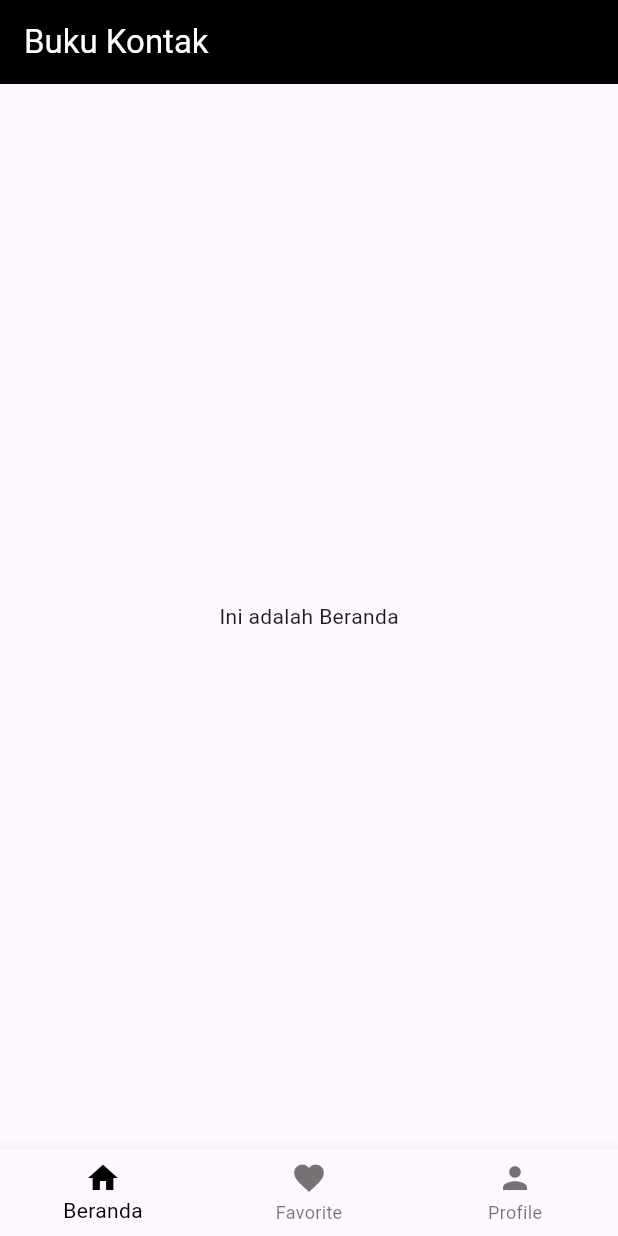
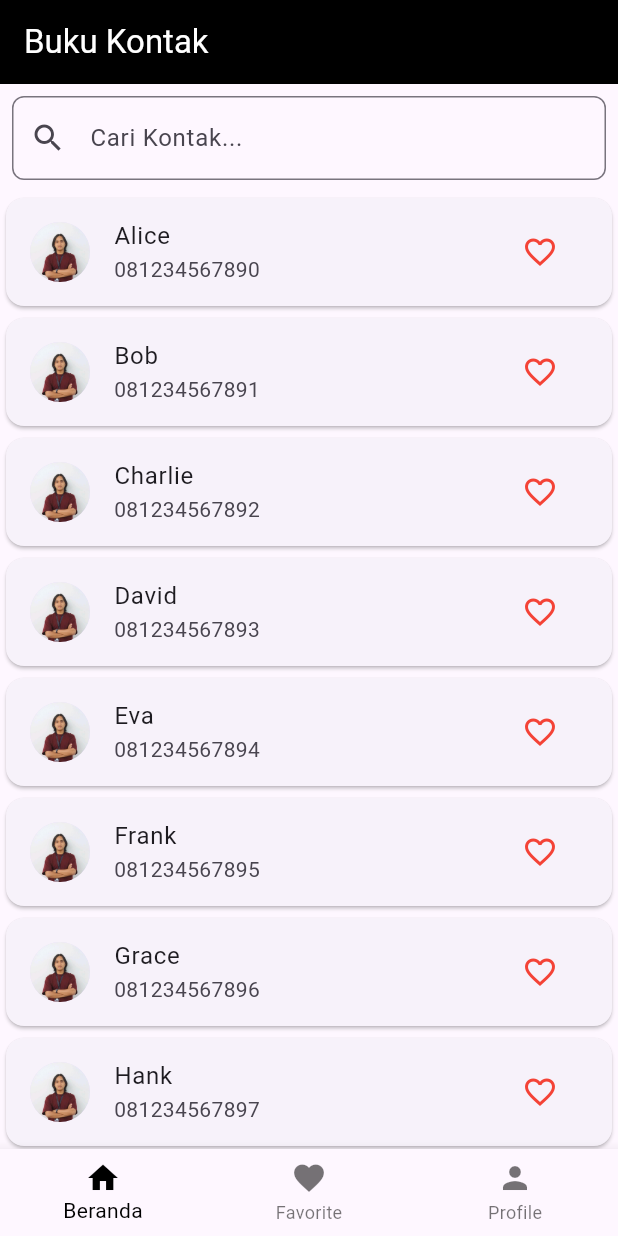
Before and after one commit to sarifht/project_flutter_pemula, a Flutter app: the screen it shows after launch, on a phone screen of 412 x 824 dp. Run offline on Flutter 3.47's test engine with Material 3 defaults, Android fonts, the phone set to English and light mode, and no system bars.

Commit message:
add daftar contact, detail contact dan halaman favorite yang masih belum berfungsi

```diff
--- /dev/null
+++ b/lib/list_contact.dart
@@ -0,0 +1,114 @@
+import 'package:flutter/material.dart';
+import 'detail_contact.dart';
+
+class ListContactPage extends StatefulWidget {
+  const ListContactPage({super.key});
+
+  @override
+  _ListContactPageState createState() => _ListContactPageState();
+}
+
+class _ListContactPageState extends State<ListContactPage> {
+  List<Map<String, String>> contacts = [
+    {"name": "Alice", "phone": "081234567890", "image": "images/profile.png"},
+    {"name": "Bob", "phone": "081234567891", "image": "images/profile.png"},
+    {"name": "Charlie", "phone": "081234567892", "image": "images/profile.png"},
+    {"name": "David", "phone": "081234567893", "image": "images/profile.png"},
+    {"name": "Eva", "phone": "081234567894", "image": "images/profile.png"},
+    {"name": "Frank", "phone": "081234567895", "image": "images/profile.png"},
+    {"name": "Grace", "phone": "081234567896", "image": "images/profile.png"},
+    {"name": "Hank", "phone": "081234567897", "image": "images/profile.png"},
+    {"name": "Ivy", "phone": "081234567898", "image": "images/profile.png"},
+    {"name": "Jack", "phone": "081234567899", "image": "images/profile.png"},
+    {"name": "Kate", "phone": "081234567800", "image": "images/profile.png"},
+    {"name": "Leo", "phone": "081234567801", "image": "images/profile.png"},
+    {"name": "Mia", "phone": "081234567802", "image": "images/profile.png"},
+    {"name": "Nina", "phone": "081234567803", "image": "images/profile.png"},
+    {"name": "Oscar", "phone": "081234567804", "image": "images/profile.png"},
+  ];
+
+  List<Map<String, String>> filteredContacts = [];
+
+  @override
+  void initState() {
+    super.initState();
+    filteredContacts = contacts; // Mulai dengan semua kontak
+  }
+
+  // Fungsi untuk mengupdate daftar kontak berdasarkan pencarian
+  void _filterContacts(String query) {
+    setState(() {
+      if (query.isEmpty) {
+        filteredContacts = contacts; // Tampilkan semua jika kosong
+      } else {
+        filteredContacts = contacts
+            .where((contact) =>
+                contact['name']!.toLowerCase().contains(query.toLowerCase()) ||
+                contact['phone']!.contains(query))
+            .toList();
+      }
+    });
+  }
+
+  @override
+  Widget build(BuildContext context) {
+    return Column(
+      children: [
+        // Input Pencarian
+        Padding(
+          padding: const EdgeInsets.all(8.0),
+          child: TextField(
+            onChanged:
+                _filterContacts, // Panggil fungsi filter saat input berubah
+            decoration: const InputDecoration(
+              hintText: 'Cari Kontak...',
+              prefixIcon: Icon(Icons.search),
+              border: OutlineInputBorder(
+                borderRadius: BorderRadius.all(Radius.circular(8.0)),
+              ),
+            ),
+          ),
+        ),
+        // Daftar Kontak
+        Expanded(
+          child: ListView.builder(
+            itemCount: filteredContacts.length,
+            itemBuilder: (context, index) {
+              final contact = filteredContacts[index];
+              return Card(
+                child: ListTile(
+                  leading: CircleAvatar(
+                    backgroundImage: AssetImage(contact['image']!),
+                  ),
+                  title: Text(contact['name']!),
+                  subtitle: Text(contact['phone']!),
+                  trailing: IconButton(
+                    icon: Icon(
+                      Icons.favorite_border,
+                      color: Colors.red,
+                    ),
+                    onPressed: () {
+                      // Logika untuk menambahkan ke favorite
+                    },
+                  ),
+                  onTap: () {
+                    Navigator.push(
+                      context,
+                      MaterialPageRoute(
+                        builder: (context) => DetailContactPage(
+                          name: contact['name']!,
+                          phone: contact['phone']!,
+                          image: contact['image']!,
+                        ),
+                      ),
+                    );
+                  },
+                ),
+              );
+            },
+          ),
+        ),
+      ],
+    );
+  }
+}
--- a/lib/main.dart
+++ b/lib/main.dart
@@ -1,5 +1,7 @@
 import 'package:flutter/material.dart';
+import 'list_contact.dart'; // Import halaman list contact
 import 'profile.dart'; // Import halaman profile
+import 'favorite.dart'; // Import halaman favorite
 
 void main() {
   runApp(const MyApp());
@@ -31,11 +33,11 @@ class MyHomePage extends StatefulWidget {
 class _MyHomePageState extends State<MyHomePage> {
   int _selectedIndex = 0; // Index menu navigasi yang dipilih
 
-  // Daftar halaman untuk navigasi, termasuk halaman ProfilePage
+  // Daftar halaman untuk navigasi, termasuk halaman ProfilePage dan FavoritePage
   final List<Widget> _pages = [
-    const Center(child: Text('Ini adalah Beranda')),
-    const Center(child: Text('Ini adalah Favorite')),
-    const ProfilePage(), // Tambahkan ProfilePage
+    const ListContactPage(), // Tampilan list kontak
+    const FavoritePage(), // Halaman Favorite
+    const ProfilePage(), // Halaman Profile
   ];
 
   // Fungsi untuk mengubah halaman berdasarkan item yang dipilih
```
Also changed, not shown: lib/detail_contact.dart (added, +55 -0 lines), lib/favorite.dart (added, +38 -0 lines).
